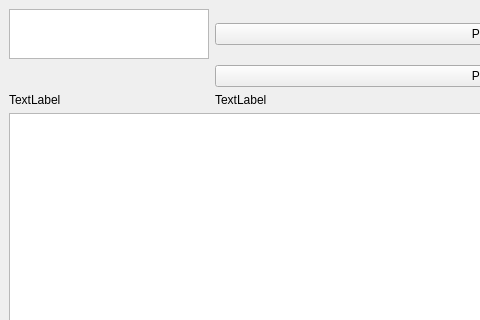
Qt form CanCommunicateLinuxVersion/UI/filter.ui (serarandal/CANCommunicate) before a commit; both pictures show x 0 to 480 and y 0 to 320 of the 800 by 600 pixel window.
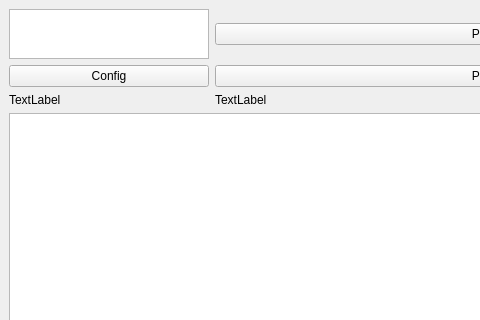
The same form after that commit.

Commit message: "It just works"Todd Howard Added configuration filterWindow

Patch:
```diff
--- a/CanCommunicateLinuxVersion/UI/filter.ui
+++ b/CanCommunicateLinuxVersion/UI/filter.ui
@@ -70,6 +70,13 @@
         </property>
        </widget>
       </item>
+      <item row="1" column="0">
+       <widget class="QPushButton" name="pushButton_config">
+        <property name="text">
+         <string>Config</string>
+        </property>
+       </widget>
+      </item>
      </layout>
     </item>
    </layout>
```
Left out of the diff: 2 changed lines with no effect on the pictures. The commit also changes 4 other files.
